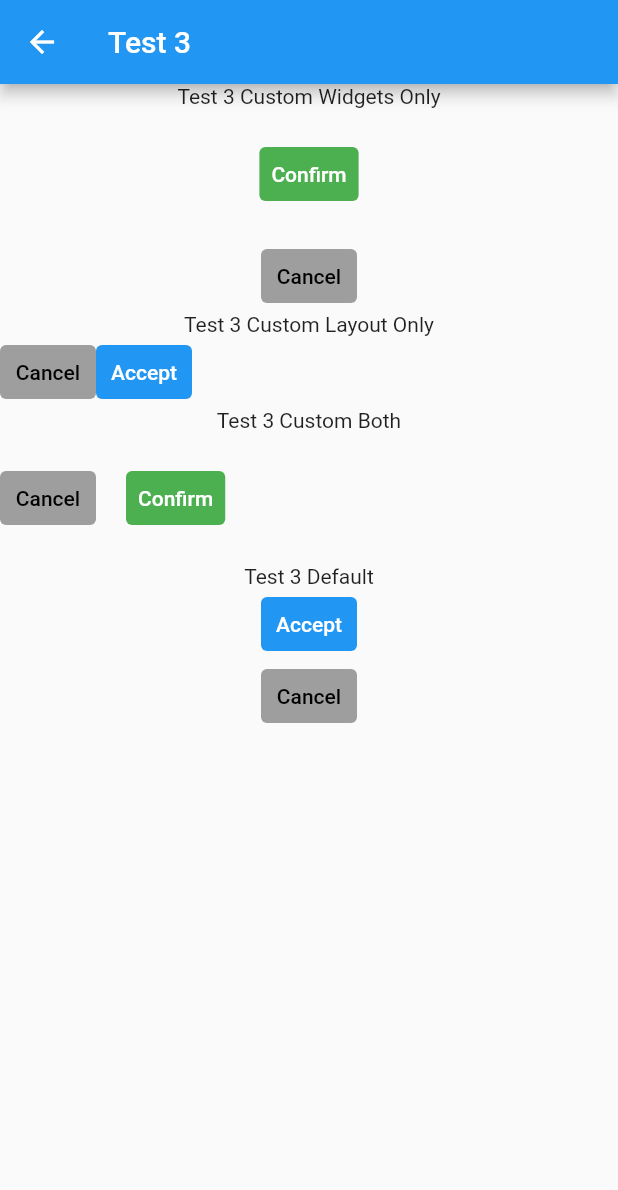
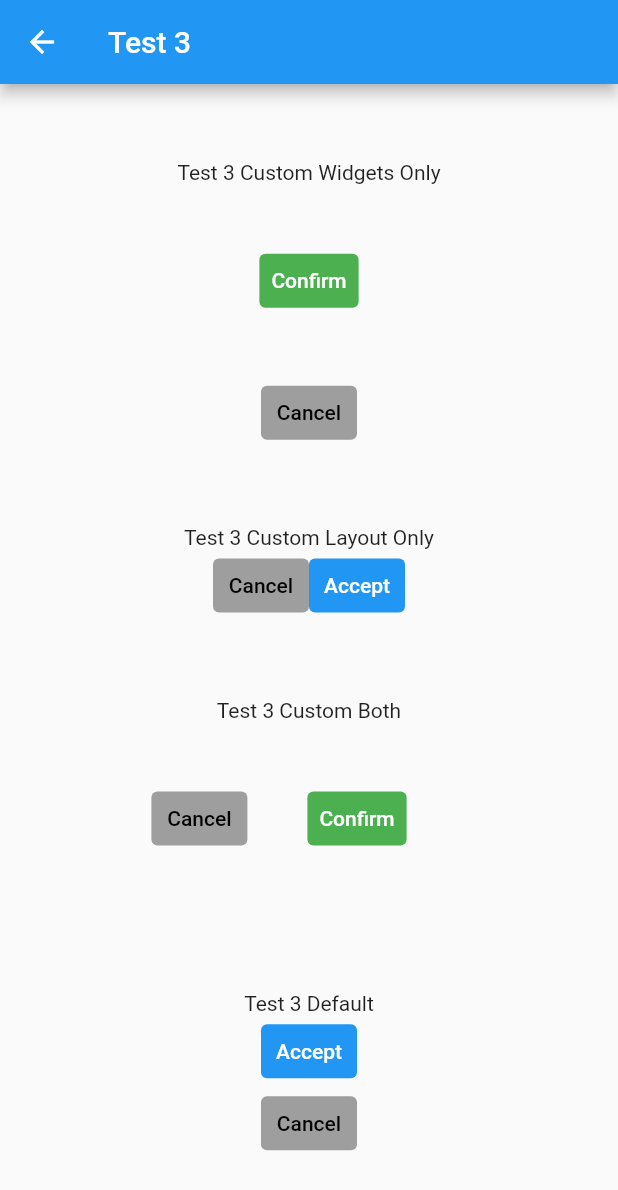
Before and after one commit to XavierChanth/flexible_widgets, a Flutter app: the Test3Screen screen opened by its route, on a phone screen of 412 x 824 dp. Shown: the top 1190 px of the screen. Run offline on Flutter 3.47's test engine with Material 2 defaults, Android fonts, the phone set to English and light mode, and no system bars.

Commit message:
UI modifications for demo

```diff
--- a/lib/test3/app/app.dart
+++ b/lib/test3/app/app.dart
@@ -12,7 +12,7 @@ AtWidgetPreference atWidgetPreference = AtWidgetPreference()
 
     // * You can add wrappers around the widget as well.
     return Container(
-      margin: EdgeInsets.all(20),
+      margin: EdgeInsets.all(40),
       child: TextButton(
         // * App developers can choose not to use the default child
         child: Text("Confirm", style: TextStyle(color: Colors.white)),
@@ -27,6 +27,7 @@ AtWidgetPreference atWidgetPreference = AtWidgetPreference()
 ButtonBarLayoutBuilder layoutBuilder =
     ({required acceptButton, required cancelButton}) {
   return Row(
+    mainAxisAlignment: MainAxisAlignment.center,
     children: [
       cancelButton,
       acceptButton,
--- a/lib/test3/test3.dart
+++ b/lib/test3/test3.dart
@@ -11,28 +11,45 @@ class Test3Screen extends StatelessWidget {
       appBar: AppBar(title: Text("Test 3")),
       body: Column(
         crossAxisAlignment: CrossAxisAlignment.center,
+        mainAxisAlignment: MainAxisAlignment.spaceEvenly,
+        children: [
+          Column(
             children: [
               Text('Test 3 Custom Widgets Only'),
               MyLibraryButtonBar(
                 preference: atWidgetPreference,
               ),
+            ],
+          ),
           //
           //
+          Column(
+            children: [
               Text('Test 3 Custom Layout Only'),
               MyLibraryButtonBar(
                 layout: layoutBuilder,
               ),
+            ],
+          ),
           //
           //
+          Column(
+            children: [
               Text('Test 3 Custom Both'),
               MyLibraryButtonBar(
                 preference: atWidgetPreference,
                 layout: layoutBuilder,
               ),
+            ],
+          ),
           //
           //
+          Column(
+            children: [
               Text('Test 3 Default'),
               MyLibraryButtonBar(),
+            ],
+          ),
         ],
       ),
     );
```
Lines whose indentation alone changed are shown as unchanged.
